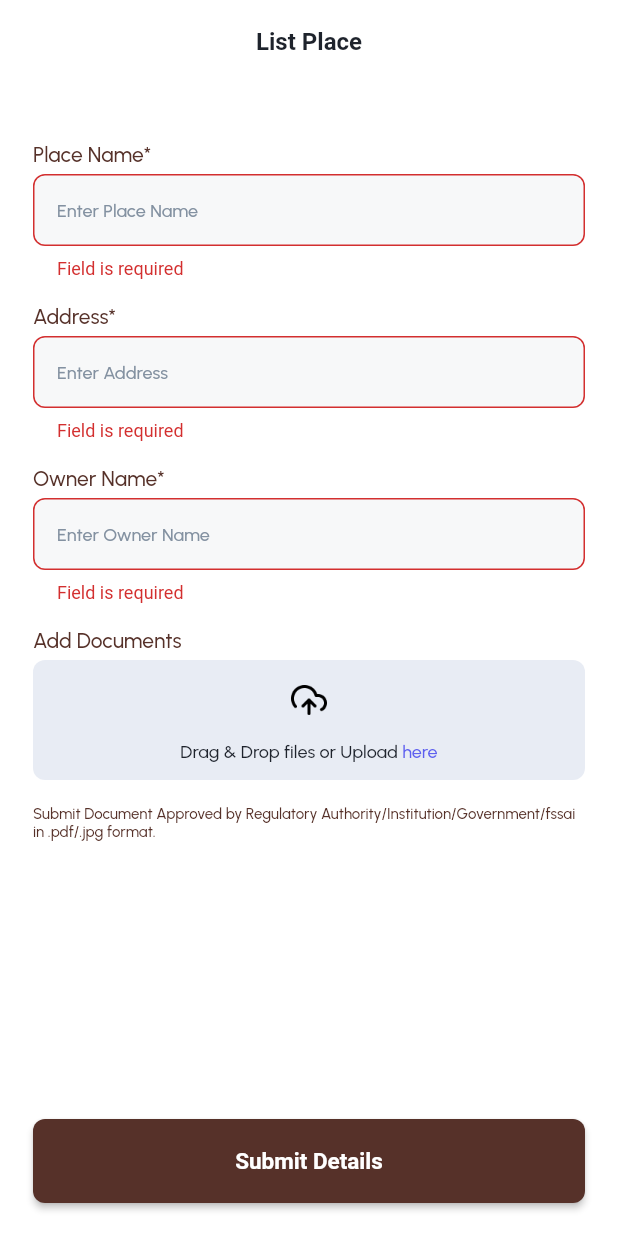
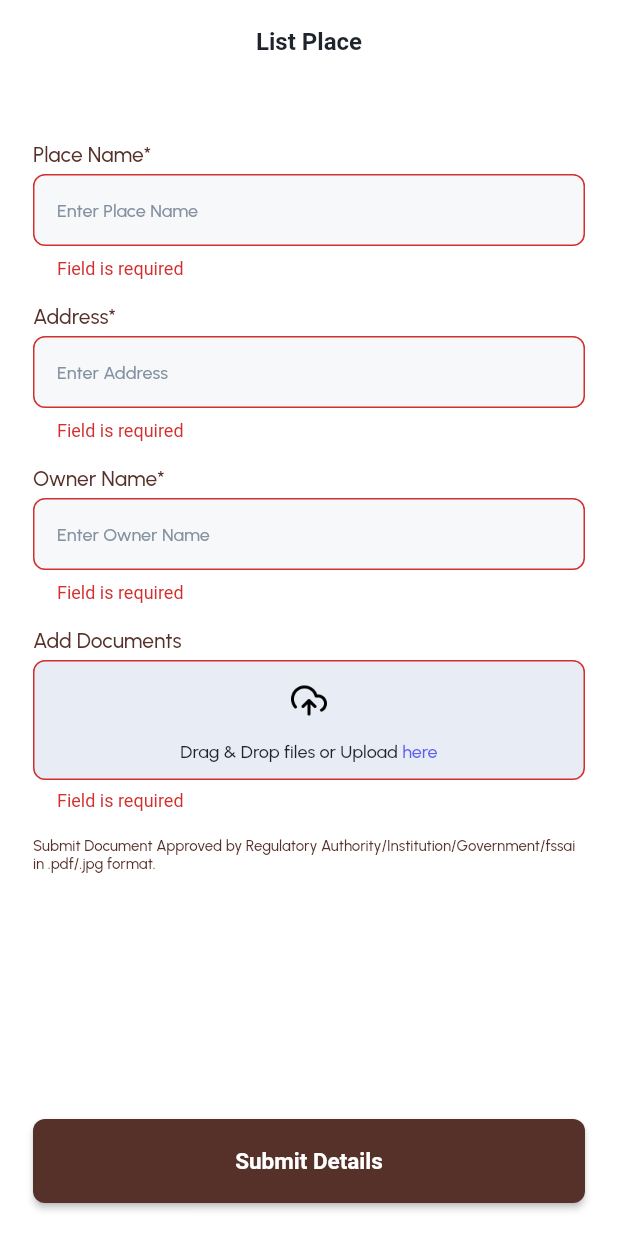
Before and after one commit to Vivekumar08/owener_breakIn, a Flutter app: the ListPlace screen opened by its route, after a tap on "Submit Details", on a phone screen of 412 x 824 dp. Run offline on Flutter 3.47's test engine with Material 2 defaults, Android fonts, the light colour scheme and no system bars; our stand-ins replace cached_network_image, file_picker, flutter_secure_storage, geolocator, get_it, go_router and 3 more; accounts and stored records are empty; network calls fail; Roboto replaces fonts that are missing (Urbanist_SemiBold); project files that could hold a hidden picture were left out.

Commit message:
upload button validation + foodplace schema

```diff
--- a/lib/src/components/button.dart
+++ b/lib/src/components/button.dart
@@ -7,7 +7,6 @@ import 'package:url_launcher/url_launcher.dart';
 import '../style/bottom_sheet.dart';
 import '../style/fonts.dart';
 import '../style/palette.dart';
-import '../style/snack_bar.dart';
 import '../utils/symbols.dart';
 
 class Button extends StatelessWidget {
@@ -119,43 +118,54 @@ class ChevBackButton extends StatelessWidget {
   }
 }
 
+class UploadFormButton extends FormField<File?> {
+  UploadFormButton(
+      {super.key,
+      required ValueNotifier<File?> notifier,
+      UploadButtonType type = UploadButtonType.Custom,
+      AutovalidateMode autovalidateMode = AutovalidateMode.onUserInteraction,
+      super.validator})
+      : super(
+          initialValue: notifier.value,
+          autovalidateMode: autovalidateMode,
+          builder: (state) => UploadButton(
+            notifier: notifier,
+            type: type,
+            state: state,
+            autovalidateMode: autovalidateMode,
+          ),
+        );
+
+  @override
+  FormFieldState<File?> createState() => _UploadFormButtonState();
+}
+
+class _UploadFormButtonState extends FormFieldState<File?> {}
+
 // ignore: constant_identifier_names
 enum UploadButtonType { Custom, Pdf, Image }
 
 // ignore: must_be_immutable
 class UploadButton extends StatefulWidget {
   /// Size limit is in kiloBytes (default 1000 kb)
-  UploadButton(
-      {super.key,
-      this.notifier,
+  UploadButton({
+    super.key,
+    required this.notifier,
     this.type = UploadButtonType.Custom,
-      this.sizeLimit = 1000});
+    this.state,
+    this.autovalidateMode,
+  });
 
-  ValueNotifier<File?>? notifier;
+  ValueNotifier<File?> notifier;
   UploadButtonType type;
-  int sizeLimit;
+  FormFieldState<File?>? state;
+  AutovalidateMode? autovalidateMode;
 
   @override
   State<UploadButton> createState() => _UploadButtonState();
 }
 
 class _UploadButtonState extends State<UploadButton> {
-  ValueNotifier<bool> uploadButtonState = ValueNotifier(false);
-
-  @override
-  void initState() {
-    uploadButtonState.value = widget.notifier?.value != null;
-    super.initState();
-  }
-
-  @override
-  void dispose() {
-    uploadButtonState.dispose();
-    super.dispose();
-  }
-
-  void changeState(bool state) => uploadButtonState.value = state;
-
   Future<void> uploadFile({bool gallery = false}) async {
     try {
       widget.type == UploadButtonType.Custom
@@ -168,29 +178,18 @@ class _UploadButtonState extends State<UploadButton> {
 
       if (result != null) {
         File file = File(result.files.single.path!);
-        if (file.lengthSync() > widget.sizeLimit * 1000) {
-          showSnackBar(
-              'File mustn\'t be greater than ${getLimit(widget.sizeLimit)} ');
-          return;
-        }
-        widget.notifier?.value = file;
-        changeState(true);
-      } else {
-        changeState(false);
-      }
+        widget.notifier.value = file;
+        changeFormState(file);
+      } else {}
     } catch (_) {}
   }
 
-  String getLimit(int limit) {
-    if (limit >= 1000) {
-      if (limit % 1000 == 0) {
-        return '${limit ~/ 1000} mb';
-      } else {
-        return '${(limit / 1000)} mb';
-      }
-    } else {
-      return '$limit kb';
-    }
+  void changeFormState(File? file) {
+    widget.autovalidateMode == AutovalidateMode.always
+        ? widget.state?.didChange(file)
+        : widget.autovalidateMode == AutovalidateMode.onUserInteraction
+            ? widget.state?.setValue(file)
+            : null;
   }
 
   Widget render(File file) {
@@ -209,15 +208,18 @@ class _UploadButtonState extends State<UploadButton> {
 
   @override
   Widget build(BuildContext context) {
-    return ValueListenableBuilder<bool>(
-      valueListenable: uploadButtonState,
-      builder: (context, exists, child) {
-        return exists && widget.notifier != null
+    return ValueListenableBuilder<File?>(
+      valueListenable: widget.notifier,
+      builder: (context, value, child) {
+        return Column(
+          crossAxisAlignment: CrossAxisAlignment.start,
+          children: [
+            value != null
                 ? Stack(children: [
                     GestureDetector(
                         onTap: () =>
-                        launchUrl(Uri.file(widget.notifier!.value!.path)),
-                    child: render(widget.notifier!.value!)),
+                            launchUrl(Uri.file(widget.notifier.value!.path)),
+                        child: render(widget.notifier.value!)),
                     const Positioned(
                         top: 7.0,
                         right: 11.0,
@@ -228,10 +230,10 @@ class _UploadButtonState extends State<UploadButton> {
                       child: GestureDetector(
                         onTap: () {
                           try {
-                        widget.notifier?.value?.deleteSync();
-                        widget.notifier?.value = null;
+                            widget.notifier.value?.deleteSync();
+                            widget.notifier.value = null;
+                            changeFormState(null);
                           } catch (_) {}
-                      changeState(false);
                         },
                         child: const Icon(Icons.circle_outlined, size: 16.0),
                       ),
@@ -253,7 +255,8 @@ class _UploadButtonState extends State<UploadButton> {
                                     CustomBottomSheetChild(
                                       title: 'Gallery',
                                       icon: Icons.image,
-                                  onTap: () async => uploadFile(gallery: true),
+                                      onTap: () async =>
+                                          uploadFile(gallery: true),
                                     ),
                                   ]),
                     child: Container(
@@ -262,6 +265,10 @@ class _UploadButtonState extends State<UploadButton> {
                       decoration: BoxDecoration(
                         color: Palette.stroke,
                         borderRadius: BorderRadius.circular(8.0),
+                        border: widget.state != null && widget.state!.hasError
+                            ? Border.all(
+                                color: Theme.of(context).colorScheme.error)
+                            : null,
                       ),
                       child: Column(
                         mainAxisAlignment: MainAxisAlignment.center,
@@ -271,7 +278,8 @@ class _UploadButtonState extends State<UploadButton> {
                             child: RichText(
                               text: TextSpan(
                                 text: 'Drag & Drop files or Upload ',
-                            style: Fonts.hintText.copyWith(color: Palette.text),
+                                style: Fonts.hintText
+                                    .copyWith(color: Palette.text),
                                 children: <TextSpan>[
                                   TextSpan(
                                     text: 'here',
@@ -285,6 +293,22 @@ class _UploadButtonState extends State<UploadButton> {
                         ],
                       ),
                     ),
+                  ),
+            widget.state == null
+                ? Container()
+                : widget.state!.hasError && widget.state?.errorText != null
+                    ? Padding(
+                        padding: const EdgeInsets.fromLTRB(16.0, 7.0, 0, 0),
+                        child: Text(
+                          widget.state!.errorText!,
+                          style: TextStyle(
+                            color: Theme.of(context).colorScheme.error,
+                            fontSize: 12,
+                          ),
+                        ),
+                      )
+                    : Container()
+          ],
         );
       },
     );
--- a/lib/src/models/list_place.dart
+++ b/lib/src/models/list_place.dart
@@ -1,19 +1,6 @@
 import 'package:hive/hive.dart';
 import 'package:json_annotation/json_annotation.dart';
 part 'generated/list_place.g.dart';
-
-// Hive don't accept cuustom datatypes
-@HiveType(typeId: 2)
-enum ListPlaceStatus {
-  @HiveField(0)
-  verified,
-
-  @HiveField(1)
-  unverified,
-
-  @HiveField(2)
-  verifying
-}
 
 @HiveType(typeId: 1)
 @JsonSerializable()
@@ -54,3 +41,16 @@ class ListPlaceModel extends HiveObject {
 
   Map<String, dynamic> toJson() => _$ListPlaceModelToJson(this);
 }
+
+// Hive don't accept cuustom datatypes
+@HiveType(typeId: 2)
+enum ListPlaceStatus {
+  @HiveField(0)
+  verified,
+
+  @HiveField(1)
+  unverified,
+
+  @HiveField(2)
+  verifying
+}
--- a/lib/src/providers/location_provider.dart
+++ b/lib/src/providers/location_provider.dart
@@ -23,9 +23,7 @@ class LocationProvider extends ChangeNotifier {
   LocationState _state = LocationState.Uninitialized;
   LocationState get state => _state;
 
-  LocationProvider.init() {
-    // location =
-  }
+  LocationProvider.init();
 
   void _changeLocationState(LocationState locationState) {
     _state = locationState;
@@ -33,7 +31,6 @@ class LocationProvider extends ChangeNotifier {
   }
 
   Future<void> getLatLng() async {
-    print('called');
     _changeLocationState(LocationState.Detecting);
     try {
       location =
--- a/lib/src/router/router.dart
+++ b/lib/src/router/router.dart
@@ -33,7 +33,6 @@ import '../style/transitions.dart';
 import 'constants.dart';
 
 final router = GoRouter(
-  // initialLocation: home,
   routes: [
     GoRoute(
       path: '/',
@@ -41,6 +40,8 @@ final router = GoRouter(
       redirect: (context, GoRouterState state) async {
         bool token = await context.read<TokenProvider>().doesTokenExists();
         if (token) {
+          // Enter initial location here to test
+          // Overrider token not initialzed error
           return home;
         } else {
           return null;
--- a/lib/src/screens/onboarding/list_place.dart
+++ b/lib/src/screens/onboarding/list_place.dart
@@ -9,7 +9,6 @@ import '../../providers/providers.dart';
 import '../../style/fonts.dart';
 import '../../style/loader.dart';
 import '../../style/message_dialog.dart';
-import '../../style/snack_bar.dart';
 import '../../utils/validators.dart';
 
 class ListPlace extends StatefulWidget {
@@ -71,7 +70,8 @@ class _ListPlaceState extends State<ListPlace> {
               const SizedBox(height: 16.0),
               Text('Add Documents', style: Fonts.inputText),
               const SizedBox(height: 4.0),
-              UploadButton(notifier: document),
+              UploadFormButton(
+                  notifier: document, validator: fileValidationWithSize()),
               const SizedBox(height: 16.0),
               Text(
                   'Submit Document Approved by Regulatory Authority/Institution/Government/fssai in .pdf/.jpg format.',
@@ -80,9 +80,6 @@ class _ListPlaceState extends State<ListPlace> {
               Button(
                   onPressed: () async {
                     if (_formKey.currentState!.validate()) {
-                      if (document.value == null) {
-                        return showSnackBar('No Documents added');
-                      }
                       showLoader(context);
                       provider
                           .listPlace(ListPlaceModel(
--- a/lib/src/screens/pages/modify_item.dart
+++ b/lib/src/screens/pages/modify_item.dart
@@ -23,7 +23,7 @@ class ModifyItem extends StatelessWidget {
         TextEditingController(text: menuItem.price.toString());
     TextEditingController category = TextEditingController();
     TextEditingController ingredients =
-        TextEditingController(text: menuItem.itemDetails);
+        TextEditingController(text: menuItem.details);
     return Scaffold(
       resizeToAvoidBottomInset: false,
       appBar: AppBar(
--- a/lib/src/utils/validators.dart
+++ b/lib/src/utils/validators.dart
@@ -1,3 +1,5 @@
+import 'dart:io' show File;
+
 // Contact Validation
 String? contactValidation(String? input) {
   if (input == null || input.trim().isEmpty) {
@@ -38,6 +40,7 @@ String? nullValidation(String? input) {
   return null;
 }
 
+// Password Validation
 String? passwordValidation(String? input) {
   if (input == null || input.trim().isEmpty) {
     return 'Field is required';
@@ -50,3 +53,24 @@ String? passwordValidation(String? input) {
   }
   return 'Weak Password';
 }
+
+// Null File Validation
+// limit (in kb)
+String? Function(File?)? fileValidationWithSize({int limit = 1000}) {
+  return (File? file) {
+    if (file == null || file.lengthSync() == 0) {
+      return 'Field is required';
+    } else if (file.lengthSync() > limit * 1000) {
+      if (limit >= 1000) {
+        if (limit % 1000 == 0) {
+          return 'File mustn\'t be greater than ${limit ~/ 1000} mb';
+        } else {
+          return 'File mustn\'t be greater than ${(limit / 1000)} mb';
+        }
+      } else {
+        return 'File mustn\'t be greater than $limit kb';
+      }
+    }
+    return null;
+  };
+}
```
Also changed, not shown: lib/src/components/accordion.dart (+4 -4 lines), lib/src/models/food_place.dart (+61 -61 lines), lib/src/models/menu.dart (+56 -24 lines), lib/src/screens/pages/add_food_place.dart (+10 -10 lines), lib/src/models/generated/food_place.g.dart, lib/src/models/generated/menu.g.dart (added). Lines whose indentation alone changed are shown as unchanged.
